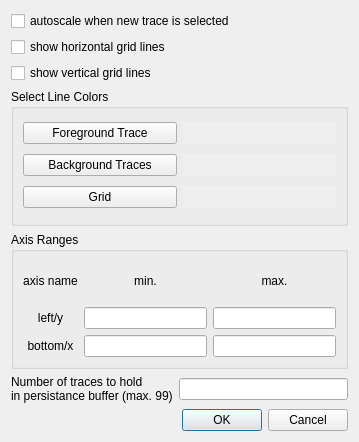
First picture: the form in QtPMbrowser/DlgGraphSettings.ui, repository ChrisHal/PMbrowser, before the edit.
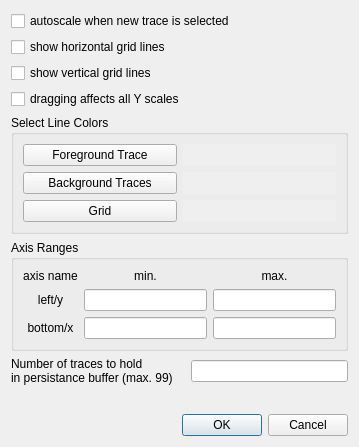
Second picture: the form after the edit.

Commit message: DlgGraphSetting: add checkbox to select dragging of all Y axes

```diff
--- a/QtPMbrowser/DlgGraphSettings.ui
+++ b/QtPMbrowser/DlgGraphSettings.ui
@@ -7,14 +7,55 @@
     <x>0</x>
     <y>0</y>
     <width>359</width>
-    <height>442</height>
+    <height>447</height>
    </rect>
   </property>
   <property name="windowTitle">
    <string>Graph Settings &amp; Axis Ranges</string>
   </property>
   <layout class="QGridLayout" name="gridLayout_2">
-   <item row="4" column="0" colspan="2">
+   <item row="1" column="0">
+    <widget class="QCheckBox" name="checkBoxHorzGrid">
+     <property name="text">
+      <string>show horizontal grid lines</string>
+     </property>
+    </widget>
+   </item>
+   <item row="2" column="0">
+    <widget class="QCheckBox" name="checkBoxVertGrid">
+     <property name="text">
+      <string>show vertical grid lines</string>
+     </property>
+    </widget>
+   </item>
+   <item row="0" column="0" colspan="2">
+    <widget class="QCheckBox" name="checkBoxEnableAutoscale">
+     <property name="text">
+      <string>autoscale when new trace is selected</string>
+     </property>
+    </widget>
+   </item>
+   <item row="6" column="1">
+    <widget class="QLineEdit" name="lineEditNumTraces"/>
+   </item>
+   <item row="6" column="0">
+    <widget class="QLabel" name="label_5">
+     <property name="text">
+      <string>&lt;html&gt;&lt;head/&gt;&lt;body&gt;&lt;p&gt;Number of traces to hold&lt;br/&gt;in persistance buffer (max. 99)&lt;/p&gt;&lt;/body&gt;&lt;/html&gt;</string>
+     </property>
+    </widget>
+   </item>
+   <item row="8" column="0" colspan="2">
+    <widget class="QDialogButtonBox" name="buttonBox">
+     <property name="orientation">
+      <enum>Qt::Orientation::Horizontal</enum>
+     </property>
+     <property name="standardButtons">
+      <set>QDialogButtonBox::StandardButton::Cancel|QDialogButtonBox::StandardButton::Ok</set>
+     </property>
+    </widget>
+   </item>
+   <item row="5" column="0" colspan="2">
     <widget class="QGroupBox" name="groupBox">
      <property name="title">
       <string>Axis Ranges</string>
@@ -93,48 +134,14 @@
      </layout>
     </widget>
    </item>
-   <item row="5" column="0">
-    <widget class="QLabel" name="label_5">
+   <item row="3" column="0">
+    <widget class="QCheckBox" name="checkBoxShiftAllYScales">
      <property name="text">
-      <string>&lt;html&gt;&lt;head/&gt;&lt;body&gt;&lt;p&gt;Number of traces to hold&lt;br/&gt;in persistance buffer (max. 99)&lt;/p&gt;&lt;/body&gt;&lt;/html&gt;</string>
+      <string>dragging affects all Y scales</string>
      </property>
     </widget>
    </item>
-   <item row="0" column="0" colspan="2">
-    <widget class="QCheckBox" name="checkBoxEnableAutoscale">
-     <property name="text">
-      <string>autoscale when new trace is selected</string>
-     </property>
-    </widget>
-   </item>
-   <item row="1" column="0">
-    <widget class="QCheckBox" name="checkBoxHorzGrid">
-     <property name="text">
-      <string>show horizontal grid lines</string>
-     </property>
-    </widget>
-   </item>
-   <item row="2" column="0">
-    <widget class="QCheckBox" name="checkBoxVertGrid">
-     <property name="text">
-      <string>show vertical grid lines</string>
-     </property>
-    </widget>
-   </item>
-   <item row="5" column="1">
-    <widget class="QLineEdit" name="lineEditNumTraces"/>
-   </item>
-   <item row="6" column="0" colspan="2">
-    <widget class="QDialogButtonBox" name="buttonBox">
-     <property name="orientation">
-      <enum>Qt::Horizontal</enum>
-     </property>
-     <property name="standardButtons">
-      <set>QDialogButtonBox::Cancel|QDialogButtonBox::Ok</set>
-     </property>
-    </widget>
-   </item>
-   <item row="3" column="0" colspan="2">
+   <item row="4" column="0" colspan="2">
     <widget class="QGroupBox" name="groupBoxColors">
      <property name="title">
       <string>Select Line Colors</string>
@@ -185,6 +192,19 @@
      </layout>
     </widget>
    </item>
+   <item row="7" column="0" colspan="2">
+    <spacer name="verticalSpacer">
+     <property name="orientation">
+      <enum>Qt::Orientation::Vertical</enum>
+     </property>
+     <property name="sizeHint" stdset="0">
+      <size>
+       <width>20</width>
+       <height>40</height>
+      </size>
+     </property>
+    </spacer>
+   </item>
   </layout>
  </widget>
  <tabstops>
```
Left out of the diff: 10 changed lines with no effect on the pictures. The commit also changes 4 other files.
